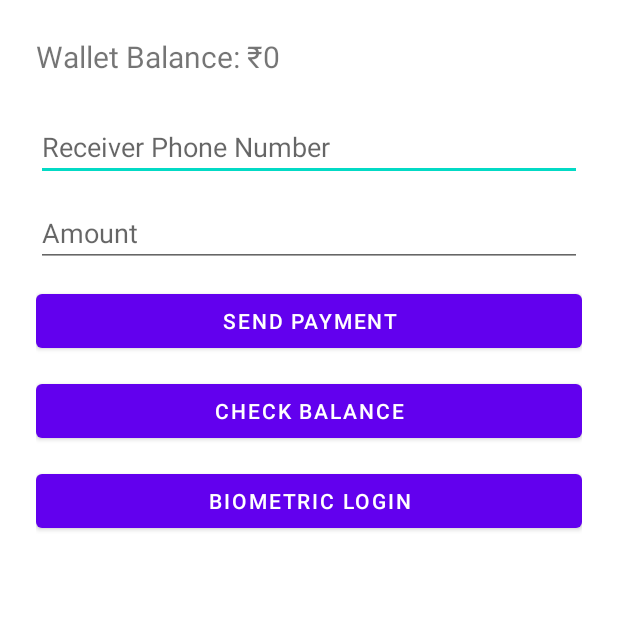
After one commit to harsh748943/AmazonXcodeBenders, an Android app: the SendMoneyOfflineActivity screen opened directly, with no data from a screen before it, on a phone screen of 412 x 824 dp, the top half of it. The commit adds this screen. Run offline under Robolectric (Android 15) with nearby library versions, the phone set to English and light mode, and no system bars.

Commit message:
show online-offline payment mode on internet status

```diff
--- /dev/null
+++ b/app/src/main/java/com/example/amazonxcodebenders/SendMoneyOfflineActivity.java
@@ -0,0 +1,21 @@
+package com.example.amazonxcodebenders;
+
+import android.os.Bundle;
+
+import androidx.activity.EdgeToEdge;
+import androidx.appcompat.app.AppCompatActivity;
+import androidx.core.graphics.Insets;
+import androidx.core.view.ViewCompat;
+import androidx.core.view.WindowInsetsCompat;
+
+public class SendMoneyOfflineActivity extends AppCompatActivity {
+
+    @Override
+    protected void onCreate(Bundle savedInstanceState) {
+        System.out.println("offline");
+        super.onCreate(savedInstanceState);
+        EdgeToEdge.enable(this);
+        setContentView(R.layout.activity_send_money_offline);
+
+    }
+}
--- a/app/src/main/res/layout/activity_main.xml
+++ b/app/src/main/res/layout/activity_main.xml
@@ -1,4 +1,5 @@
-<?xml version="1.0" encoding="utf-8"?><LinearLayout xmlns:android="http://schemas.android.com/apk/res/android"
+<?xml version="1.0" encoding="utf-8"?>
+<LinearLayout xmlns:android="http://schemas.android.com/apk/res/android"
     android:layout_width="match_parent"
     android:layout_height="match_parent"
     android:orientation="vertical"
--- /dev/null
+++ b/app/src/main/res/layout/activity_send_money_offline.xml
@@ -0,0 +1,51 @@
+<?xml version="1.0" encoding="utf-8"?>
+<LinearLayout xmlns:android="http://schemas.android.com/apk/res/android"
+android:layout_width="match_parent"
+android:layout_height="match_parent"
+android:orientation="vertical"
+android:padding="24dp">
+
+<TextView
+    android:id="@+id/balanceText"
+    android:layout_width="wrap_content"
+    android:layout_height="wrap_content"
+    android:text="Wallet Balance: ₹0"
+    android:textSize="20sp"
+    android:layout_marginBottom="24dp"/>
+
+<EditText
+    android:id="@+id/phoneInput"
+    android:layout_width="match_parent"
+    android:layout_height="wrap_content"
+    android:hint="Receiver Phone Number"
+    android:inputType="phone"
+    android:layout_marginBottom="12dp"/>
+
+<EditText
+    android:id="@+id/amountInput"
+    android:layout_width="match_parent"
+    android:layout_height="wrap_content"
+    android:hint="Amount"
+    android:inputType="numberDecimal"
+    android:layout_marginBottom="12dp"/>
+
+<Button
+    android:id="@+id/sendBtn"
+    android:layout_width="match_parent"
+    android:layout_height="wrap_content"
+    android:text="Send Payment"
+    android:layout_marginBottom="12dp"/>
+
+<Button
+    android:id="@+id/checkBalanceBtn"
+    android:layout_width="match_parent"
+    android:layout_height="wrap_content"
+    android:text="Check Balance"
+    android:layout_marginBottom="12dp"/>
+
+<Button
+    android:id="@+id/biometricBtn"
+    android:layout_width="match_parent"
+    android:layout_height="wrap_content"
+    android:text="Biometric Login"/>
+</LinearLayout>
```
Also changed, not shown: app/src/main/AndroidManifest.xml (+10 -3 lines), app/src/main/java/com/example/amazonxcodebenders/HomeActivity.java (+79 -11 lines), app/src/main/java/com/example/amazonxcodebenders/SendMoneyOnlineActivity.java (added, +20 -0 lines), app/src/main/res/layout/activity_home.xml (+21 -0 lines), app/src/main/res/layout/activity_send_money_online.xml (added, +23 -0 lines).
